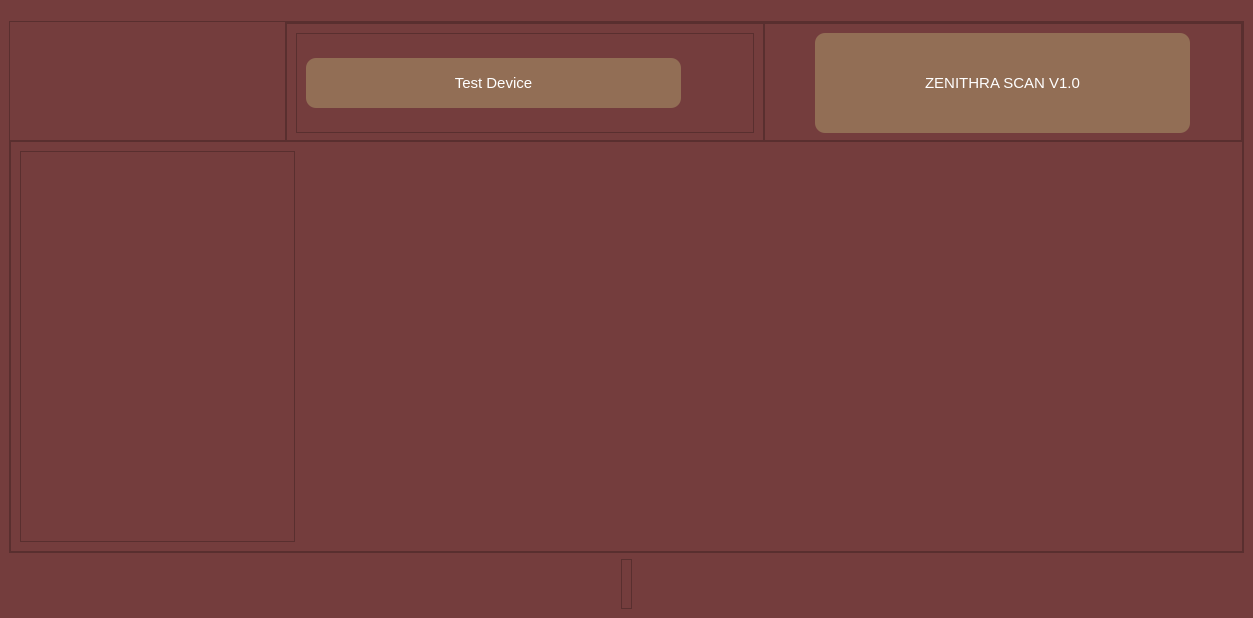
Before: the Qt Designer form UI/testscreen.ui in 07Kaustubh/temp_repo, drawn with Qt 5.
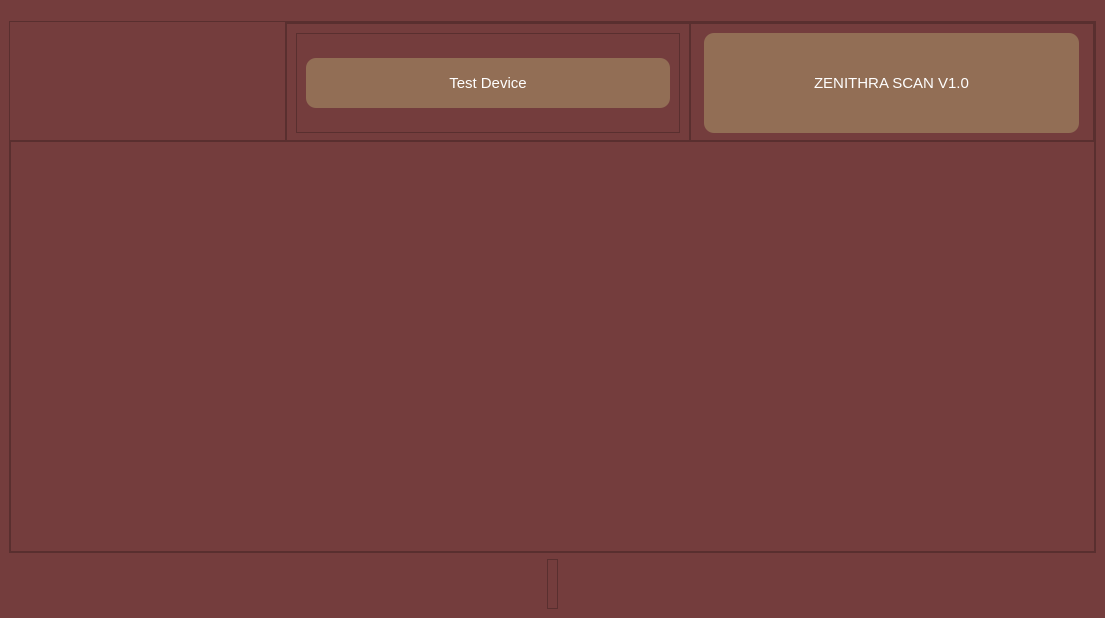
After: the same form once the commit is applied. Icons and pictures are not drawn.

What changed in the file:
```diff
--- a/UI/testscreen.ui
+++ b/UI/testscreen.ui
@@ -6,7 +6,7 @@
    <rect>
     <x>0</x>
     <y>0</y>
-    <width>1253</width>
+    <width>1105</width>
     <height>618</height>
    </rect>
   </property>
@@ -248,37 +248,6 @@
           <enum>QFrame::Raised</enum>
          </property>
          <layout class="QHBoxLayout" name="horizontalLayout_15">
-          <item>
-           <widget class="QFrame" name="navlyout">
-            <property name="sizePolicy">
-             <sizepolicy hsizetype="Minimum" vsizetype="Expanding">
-              <horstretch>0</horstretch>
-              <verstretch>0</verstretch>
-             </sizepolicy>
-            </property>
-            <property name="minimumSize">
-             <size>
-              <width>275</width>
-              <height>0</height>
-             </size>
-            </property>
-            <property name="maximumSize">
-             <size>
-              <width>275</width>
-              <height>16777215</height>
-             </size>
-            </property>
-            <property name="styleSheet">
-             <string notr="true">width: 20%</string>
-            </property>
-            <property name="frameShape">
-             <enum>QFrame::StyledPanel</enum>
-            </property>
-            <property name="frameShadow">
-             <enum>QFrame::Raised</enum>
-            </property>
-           </widget>
-          </item>
           <item alignment="Qt::AlignLeft|Qt::AlignTop">
            <widget class="QStackedWidget" name="stackedWidget">
             <property name="sizePolicy">
```
